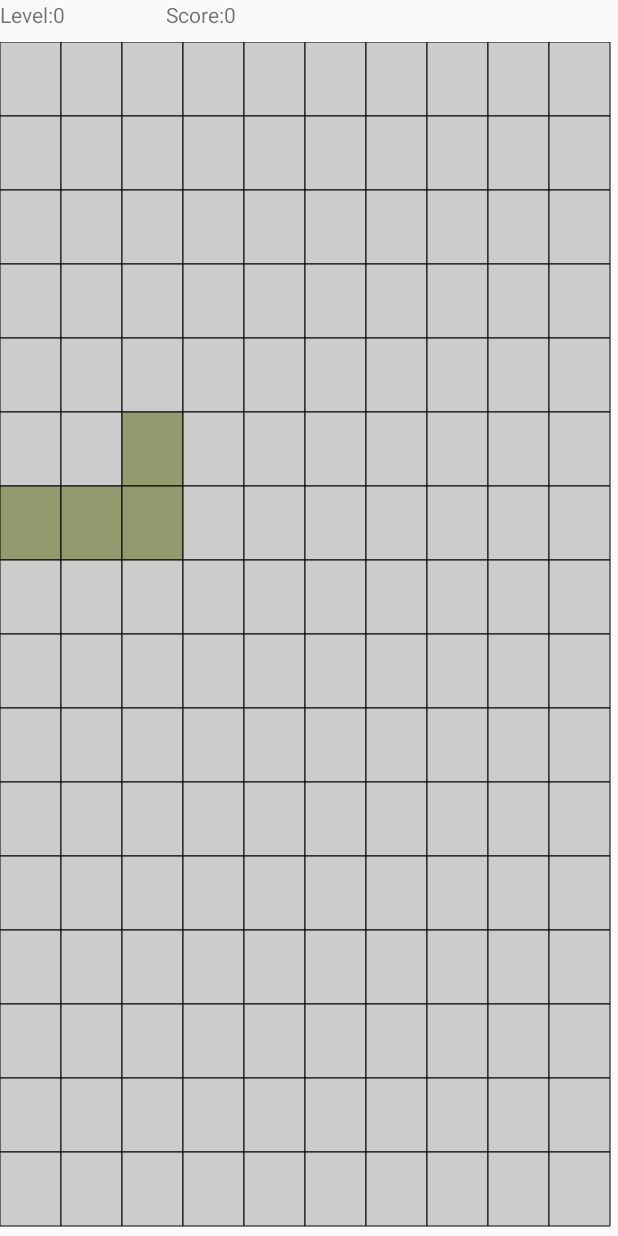
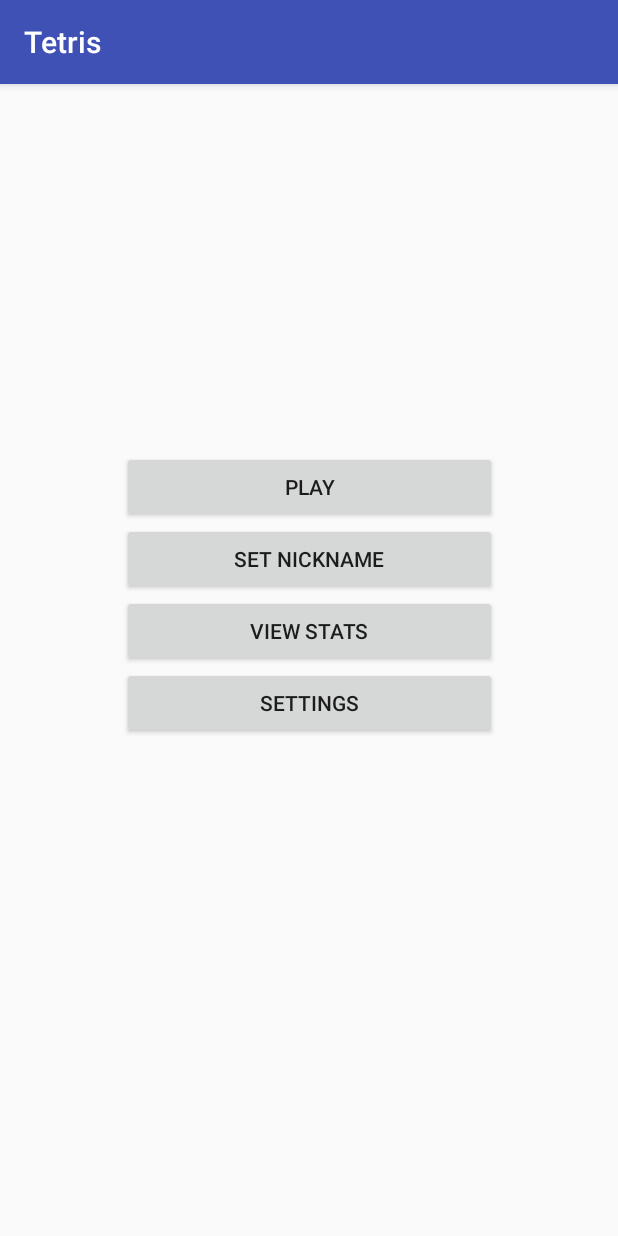
Before and after one commit to VitriolCZ/TAMZprojekt, an Android app: the screen it shows after launch (MainActivity before the commit, MenuActivity after it), on a phone screen of 412 x 824 dp. Run offline under Robolectric (Android 15) with nearby library versions, the phone set to English and light mode, and no system bars.

Commit message:
Game over, stats, SQLite

```diff
--- a/app/build.gradle
+++ b/app/build.gradle
@@ -21,6 +21,7 @@
 
 dependencies {
     compile fileTree(dir: 'libs', include: ['*.jar'])
+    compile 'com.android.support:appcompat-v7:26.+'
+    compile 'com.android.support.constraint:constraint-layout:1.0.2'
     testCompile 'junit:junit:4.12'
-    compile 'com.android.support:appcompat-v7:26.+'
 }
--- a/app/src/main/java/com/example/ran0033/tetris/MainActivity.java
+++ b/app/src/main/java/com/example/ran0033/tetris/MainActivity.java
@@ -8,6 +8,7 @@
 public class MainActivity extends Activity {
 
     private TextView tScore, tLevel;
+    private Tetris tetris;
 
     @Override
     protected void onCreate(Bundle savedInstanceState) {
@@ -16,6 +17,7 @@
 
         tScore = findViewById(R.id.score);
         tLevel = findViewById(R.id.level);
+        tetris = findViewById(R.id.tetris);
 
         setScore(0);
         setLevel(0);
@@ -29,34 +31,14 @@
         this.tLevel.setText(Integer.toString(level));
     }
 
+    @Override
+    public void onBackPressed(){
+        tetris.pause();
+    }
 
-   /* @Override
-    public boolean onTouchEvent(MotionEvent event) {
-
-        int X = (int) event.getX();
-        int Y = (int) event.getY();
-        int eventaction = event.getAction();
-
-        switch (eventaction) {
-            case MotionEvent.ACTION_DOWN:
-                if(!isTouch)
-                {
-                    for (int i=0; i<game.level.length; i++)
-                    {
-                        if(game.level[i] == 4)
-                        {
-                            game.level[i] = game.level[i+1];
-                            game.level[i+1] = 4;
-                            game.draw(canvas);
-                            break;
-                        }
-                    }
-                }
-                isTouch = true;
-                break;
-            case MotionEvent.ACTION_UP:
-                isTouch = false;
-        }
-        return true;
-    }*/
+    @Override
+    public void onPause(){
+        super.onPause();
+        tetris.pause();
+    }
 }
--- /dev/null
+++ b/app/src/main/java/com/example/ran0033/tetris/MenuActivity.java
@@ -0,0 +1,35 @@
+package com.example.ran0033.tetris;
+
+import android.content.Intent;
+import android.support.v7.app.AppCompatActivity;
+import android.os.Bundle;
+import android.view.View;
+import android.widget.Button;
+
+public class MenuActivity extends AppCompatActivity {
+
+    private Button play;
+    private static Intent tetris;
+    public static Intent menu;
+    public static Intent gameOver;
+    public static Intent stats;
+
+    public static DBHelper dbStats;
+
+    @Override
+    protected void onCreate(Bundle savedInstanceState) {
+        super.onCreate(savedInstanceState);
+        setContentView(R.layout.activity_menu);
+
+        tetris = new Intent(getBaseContext(), MainActivity.class);
+        menu = new Intent(this, this.getClass());
+        gameOver = new Intent(getBaseContext(), GameOverActivity.class);
+        stats = new Intent(getBaseContext(), StatsActivity.class);
+
+        dbStats = new DBHelper(this);
+    }
+
+    public void btnPlayOnClick(View v){
+        startActivity(tetris);
+    }
+}
--- a/app/src/main/java/com/example/ran0033/tetris/Tetris.java
+++ b/app/src/main/java/com/example/ran0033/tetris/Tetris.java
@@ -1,6 +1,8 @@
 package com.example.ran0033.tetris;
 
+import android.app.AlertDialog;
 import android.content.Context;
+import android.content.DialogInterface;
 import android.graphics.Bitmap;
 import android.graphics.BitmapFactory;
 import android.graphics.Canvas;
@@ -19,15 +21,9 @@
 import java.util.TimerTask;
 
 
-/**
- * Created by kru13 on 12.10.16.
- */
 public class Tetris extends View{
 
     Context context;
-
-    Bitmap[] bmp;
-
     int lx = 16;
     int ly = 10;
 
@@ -38,59 +34,20 @@
     public int matrix[][] = new int[lx][ly];
 
     private Timer timer;
-    private boolean t;
     private Falling falling;
 
     private Point touchStart;
 
-    private boolean up, down, right, left;
+    private boolean up, down, right, left, pause;
+    private int score, level, div, pauseTap;
 
-    private int score, level, div;
-
-    public Tetris(Context context) {
-        super(context);
-        init(context);
+    private TimerTask tetrisTask = new TimerTask() {
+        @Override
+        public void run() {
+            if(!down && div++ < 10 || pause){
+                return;
             }
 
-    public Tetris(Context context, AttributeSet attrs) {
-        super(context, attrs);
-        init(context);
-    }
-
-    public Tetris(Context context, AttributeSet attrs, int defStyleAttr) {
-        super(context, attrs, defStyleAttr);
-        init(context);
-    }
-
-    final Handler myHandler = new Handler();
-    final Runnable updateText = new Runnable() {
-        public void run() {
-            MainActivity ma = (MainActivity)context;
-            ma.setLevel(level);
-            ma.setScore(score);
-        }
-    };
-
-    void init(final Context context) {
-        this.context = context;
-        bmp = new Bitmap[6];
-        bmp[0] = BitmapFactory.decodeResource(getResources(), R.drawable.empty);
-        bmp[1] = BitmapFactory.decodeResource(getResources(), R.drawable.wall);
-        bmp[2] = BitmapFactory.decodeResource(getResources(), R.drawable.box);
-        bmp[3] = BitmapFactory.decodeResource(getResources(), R.drawable.goal);
-        bmp[4] = BitmapFactory.decodeResource(getResources(), R.drawable.hero);
-        bmp[5] = BitmapFactory.decodeResource(getResources(), R.drawable.boxok);
-
-        falling = new Falling(matrix);
-
-        timer = new Timer();
-        timer.scheduleAtFixedRate(new TimerTask() {
-            @Override
-            public void run() {
-                if(!down && div++ < 10){
-                    return;
-                }
-                t = true;
             boolean scor = false;
             int lines = 0;
             for(int i = 0; i < lx; i++){
@@ -128,11 +85,15 @@
                 int state = falling.Fall();
 
                 if(state == 1){
-                        for(int i = 0; i < lx; i++){
+                    /*for(int i = 0; i < lx; i++){
                         for(int j = 0; j < ly; j++){
                             matrix[i][j] = 0;
                         }
-                        }
+                    }*/
+                    pause = true;
+                    MenuActivity.gameOver.putExtra("level", level);
+                    MenuActivity.gameOver.putExtra("score", score);
+                    context.startActivity(MenuActivity.gameOver);
                 } else if (state == 2) {
                     down = false;
                 }
@@ -144,14 +105,65 @@
                 level++;
                 myHandler.post(updateText);
             }
-                //invalidate();
             postInvalidate();
-                t = false;
             div = 0;
         }
-        }, 0, 50);
+    };
 
+    public Tetris(Context context) {
+        super(context);
+        init(context);
+    }
 
+    public Tetris(Context context, AttributeSet attrs) {
+        super(context, attrs);
+        init(context);
+    }
+
+    public Tetris(Context context, AttributeSet attrs, int defStyleAttr) {
+        super(context, attrs, defStyleAttr);
+        init(context);
+    }
+
+    final Handler myHandler = new Handler();
+    final Runnable updateText = new Runnable() {
+        public void run() {
+            MainActivity ma = (MainActivity)context;
+            ma.setLevel(level);
+            ma.setScore(score);
+        }
+    };
+
+    void init(final Context context) {
+        this.context = context;
+        falling = new Falling(matrix);
+        timer = new Timer();
+        timer.scheduleAtFixedRate(tetrisTask, 0, 50);
+    }
+
+    public void resume(){
+        pause = false;
+    }
+
+    public void pause(){
+        pause = true;
+
+        AlertDialog.Builder builder = new AlertDialog.Builder(context);
+        builder.setMessage("PAUSE")
+                .setCancelable(false)
+                .setPositiveButton("Resume", new DialogInterface.OnClickListener() {
+                    public void onClick(DialogInterface dialog, int id) {
+                        resume();
+                    }
+                })
+                .setNeutralButton("Back to menu", new DialogInterface.OnClickListener() {
+                    @Override
+                    public void onClick(DialogInterface dialog, int which) {
+                        context.startActivity(MenuActivity.menu);
+                    }
+                });
+        AlertDialog alert = builder.create();
+        alert.show();
     }
 
     @Override
@@ -166,8 +178,6 @@
         for (int i = 0; i < lx; i++) {
             for (int j = 0; j < ly; j++) {
                 int color = matrix[i][j];
-                //level[i*10 + j]
-                //canvas.drawBitmap(bmp[1], null, new Rect(j*width, i*height,(j+1)*width, (i+1)*height), null);
                 Paint myPaint = new Paint();
                 Rect r = new Rect(j*width, i*height,(j+1)*width, (i+1)*height);
                 // fill
@@ -229,21 +239,36 @@
                 }
 
                 switch(dir){
+                    case -1:
+                        pauseTap++;
+                        if(pauseTap == 3){
+                            if(pause){
+                                resume();
+                            }else{
+                                pause();
+                            }
+                            pauseTap = 0;
+                        }
+                        break;
                     case 0:
                         Log.d("dir", "up");
                         up = true;
+                        pauseTap = 0;
                         break;
                     case 1:
                         Log.d("dir", "down");
                         down = true;
+                        pauseTap = 0;
                         break;
                     case 2:
                         Log.d("dir", "right");
                         right = true;
+                        pauseTap = 0;
                         break;
                     case 3:
                         Log.d("dir", "left");
                         left = true;
+                        pauseTap = 0;
                         break;
                 }
 
--- a/app/src/main/res/layout/activity_main.xml
+++ b/app/src/main/res/layout/activity_main.xml
@@ -42,6 +42,7 @@
     </LinearLayout>
 
     <com.example.ran0033.tetris.Tetris
+        android:id="@+id/tetris"
         android:layout_width="match_parent"
         android:layout_height="match_parent" />
 
--- /dev/null
+++ b/app/src/main/res/layout/activity_menu.xml
@@ -0,0 +1,48 @@
+<?xml version="1.0" encoding="utf-8"?>
+<android.support.constraint.ConstraintLayout xmlns:android="http://schemas.android.com/apk/res/android"
+    xmlns:app="http://schemas.android.com/apk/res-auto"
+    xmlns:tools="http://schemas.android.com/tools"
+    android:layout_width="match_parent"
+    android:layout_height="match_parent"
+    tools:context="com.example.ran0033.tetris.MenuActivity">
+
+    <LinearLayout
+        android:layout_width="250dp"
+        android:layout_height="279dp"
+        android:layout_marginBottom="8dp"
+        android:layout_marginTop="8dp"
+        android:orientation="vertical"
+        app:layout_constraintBottom_toBottomOf="parent"
+        app:layout_constraintTop_toTopOf="parent"
+        android:layout_marginRight="8dp"
+        app:layout_constraintRight_toRightOf="parent"
+        android:layout_marginLeft="8dp"
+        app:layout_constraintLeft_toLeftOf="parent">
+
+        <Button
+            android:id="@+id/btnPlay"
+            android:layout_width="match_parent"
+            android:layout_height="wrap_content"
+            android:onClick="btnPlayOnClick"
+            android:text="Play" />
+
+        <Button
+            android:id="@+id/btnNickname"
+            android:layout_width="match_parent"
+            android:layout_height="wrap_content"
+            android:text="Set nickname" />
+
+        <Button
+            android:id="@+id/btnStats"
+            android:layout_width="match_parent"
+            android:layout_height="wrap_content"
+            android:text="View stats" />
+
+        <Button
+            android:id="@+id/btnSettings"
+            android:layout_width="match_parent"
+            android:layout_height="wrap_content"
+            android:text="Settings" />
+    </LinearLayout>
+
+</android.support.constraint.ConstraintLayout>
--- a/app/src/main/res/values/strings.xml
+++ b/app/src/main/res/values/strings.xml
@@ -1,3 +1,3 @@
 <resources>
-    <string name="app_name">SokoView</string>
+    <string name="app_name">Tetris</string>
 </resources>
```
Also changed, not shown: app/src/main/AndroidManifest.xml (+6 -2 lines), app/src/main/java/com/example/ran0033/tetris/DBHelper.java (added, +74 -0 lines), app/src/main/java/com/example/ran0033/tetris/GameOverActivity.java (added, +35 -0 lines), app/src/main/java/com/example/ran0033/tetris/StatsActivity.java (added, +13 -0 lines), app/src/main/res/layout/activity_game_over.xml (added, +98 -0 lines), app/src/main/res/layout/activity_stats.xml (added, +14 -0 lines). Lines whose indentation alone changed are shown as unchanged.
